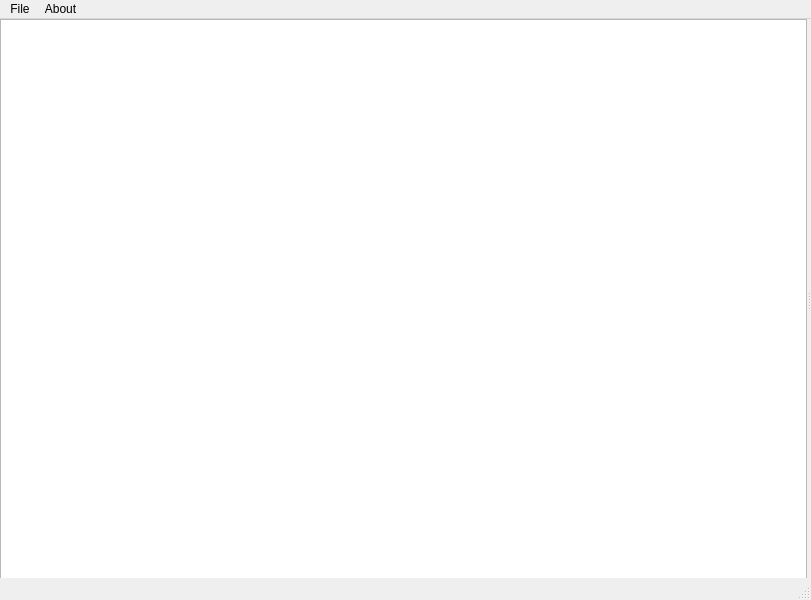
Old version of the form app/ui/mainwindow.ui in the repository denolia/pyqtlearnwords.
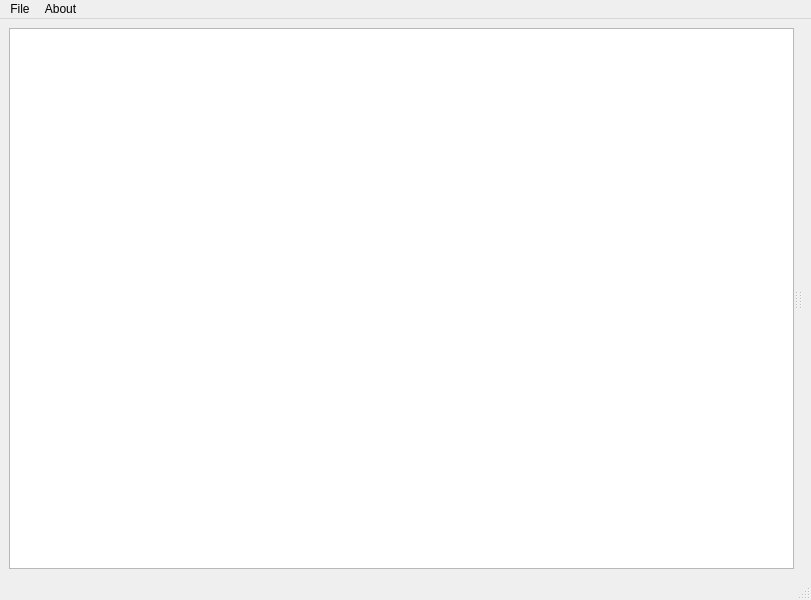
New version of the form.

Commit message: list items added; fixed resize central widget

Diff of the .ui file:
```diff
--- a/app/ui/mainwindow.ui
+++ b/app/ui/mainwindow.ui
@@ -14,15 +14,9 @@
    <string>Learn Words Database</string>
   </property>
   <widget class="QWidget" name="centralwidget">
+   <layout class="QHBoxLayout" name="horizontalLayout">
+    <item>
    <widget class="QSplitter" name="splitter">
-    <property name="geometry">
-     <rect>
-      <x>0</x>
-      <y>0</y>
-      <width>811</width>
-      <height>561</height>
-     </rect>
-    </property>
     <property name="orientation">
      <enum>Qt::Horizontal</enum>
     </property>
@@ -34,7 +28,12 @@
       </property>
      </layout>
     </widget>
-   </widget>
+      <widget class="QWidget" name="verticalLayoutWidget_2">
+       <layout class="QVBoxLayout" name="verticalLayout_2"/>
+      </widget>
+     </widget>
+    </item>
+   </layout>
   </widget>
   <widget class="QMenuBar" name="menubar">
    <property name="geometry">
```
Left out of the diff: 4 changed lines with no effect on the pictures. Lines whose indentation alone changed are shown as unchanged. The commit also changes 3 other files.
